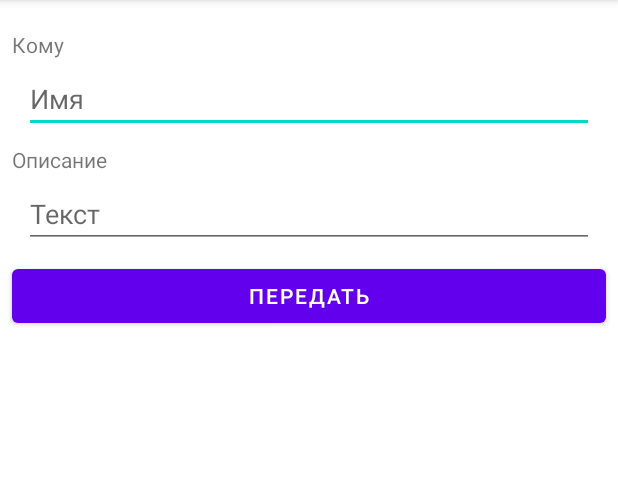
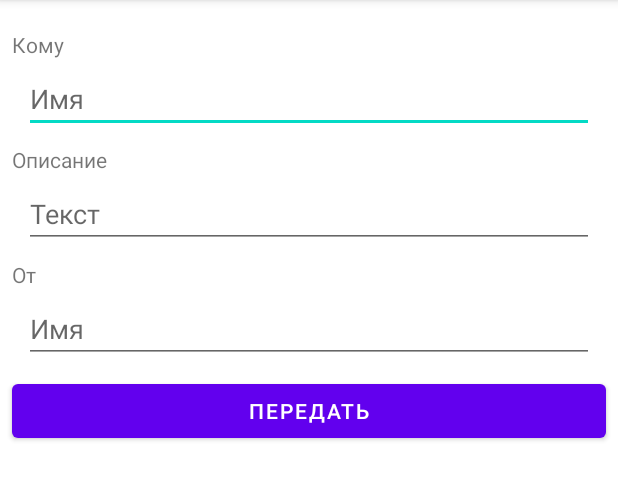
Before and after one commit to PavkaBrika/LearnSeveralActivities, an Android app: the screen it shows after launch (MainActivity), on a phone screen of 412 x 824 dp, the part 84-584 px from its top. Run offline under Robolectric (Android 15) with nearby library versions, the phone set to English and light mode, and no system bars.

Commit message:
Completed app

```diff
--- a/app/src/main/java/com/example/learnseveralactivities/AboutActivity.java
+++ b/app/src/main/java/com/example/learnseveralactivities/AboutActivity.java
@@ -16,10 +16,12 @@ public class AboutActivity extends AppCompatActivity {
 
         String user = "Жывотное";
         String gift = "дырку от бублика";
+        String giftname;
 
         user = getIntent().getStringExtra("username");
         gift = getIntent().getExtras().getString("description");
+        giftname = getIntent().getStringExtra("name");
 
-        textView.setText(user + ", вам передали " + gift);
+        textView.setText(user + ", вам передали " + gift + " от " + giftname);
     }
 }
--- a/app/src/main/java/com/example/learnseveralactivities/MainActivity.java
+++ b/app/src/main/java/com/example/learnseveralactivities/MainActivity.java
@@ -23,11 +23,13 @@ public class MainActivity extends AppCompatActivity {
 
                 EditText user = (EditText) findViewById(R.id.edttxt1);
                 EditText descr = (EditText) findViewById(R.id.edttxt2);
+                EditText name = (EditText) findViewById(R.id.edttxt3);
 
                 Intent intent = new Intent(MainActivity.this, AboutActivity.class);
 
                 intent.putExtra("username", user.getText().toString());
                 intent.putExtra("description", descr.getText().toString());
+                intent.putExtra("name",name.getText().toString());
 
                 startActivity(intent);
             }
--- a/app/src/main/res/layout/activity_main.xml
+++ b/app/src/main/res/layout/activity_main.xml
@@ -39,6 +39,22 @@
         android:layout_marginRight="16dp"
         android:hint="Текст" />
 
+    <TextView
+        android:layout_width="wrap_content"
+        android:layout_height="wrap_content"
+        android:text="От"
+        android:layout_marginTop="8dp"
+        android:layout_marginLeft="8dp"
+        android:layout_marginBottom="4dp"/>
+
+    <EditText
+        android:id="@+id/edttxt3"
+        android:layout_width="match_parent"
+        android:layout_height="wrap_content"
+        android:layout_marginLeft="16dp"
+        android:layout_marginRight="16dp"
+        android:hint="Имя" />
+
     <Button
         android:id="@+id/btn"
         android:layout_width="match_parent"
```
